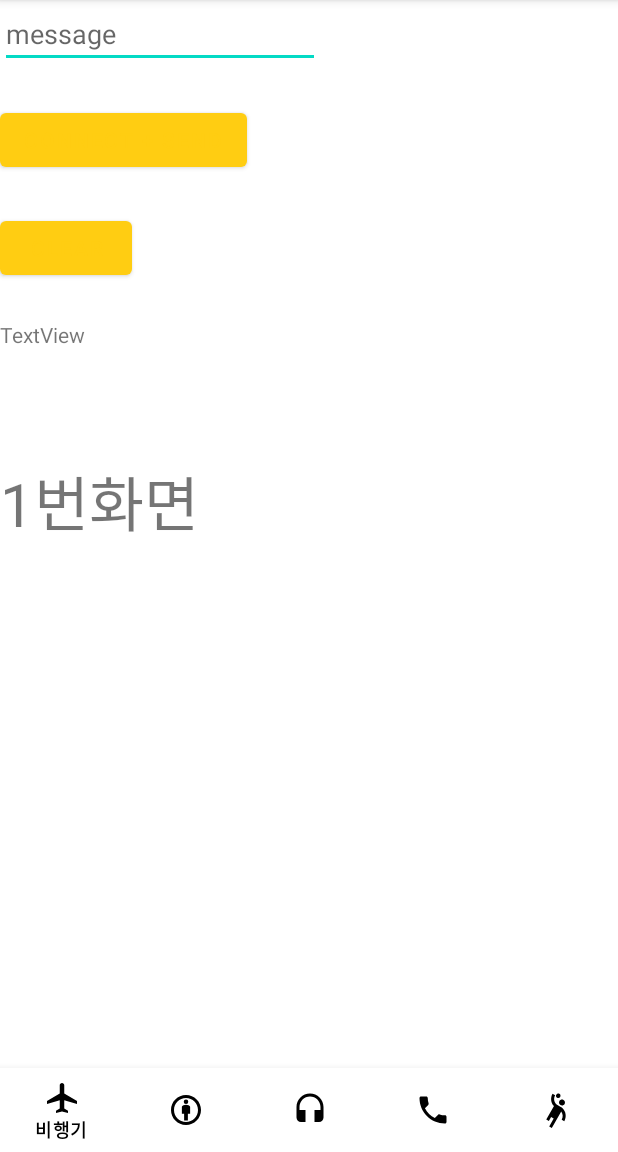
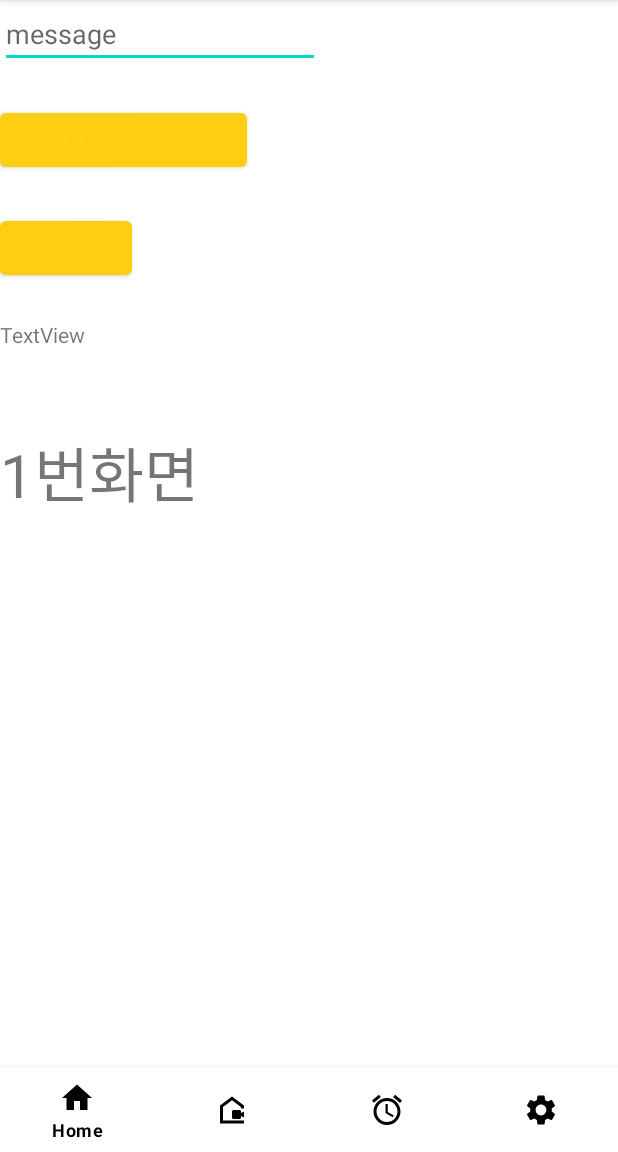
Before and after one commit to donghs1541/Smart-Mobile-for-Infants-Using-Deep-Learning, an Android app: the screen it shows after launch (MainActivity), on a phone screen of 412 x 824 dp, the part 84-1236 px from its top. Run offline under Robolectric (Android 15) with nearby library versions, the phone set to English and light mode, and no system bars.

Commit message:
하단 메뉴바 수정
Home, CCTV, Alram, Setting
총 4개로 구성

```diff
--- a/android/capstoneproject/app/src/main/java/com/example/capstoneproject/Frag5.java
+++ /dev/null
@@ -1,27 +0,0 @@
-package com.example.capstoneproject;
-
-import android.os.Bundle;
-import android.view.LayoutInflater;
-import android.view.View;
-import android.view.ViewGroup;
-
-import androidx.annotation.NonNull;
-import androidx.annotation.Nullable;
-import androidx.fragment.app.Fragment;
-
-public class Frag5 extends Fragment {
-
-    private View view;
-
-    @Nullable
-    @Override
-    public View onCreateView(@NonNull LayoutInflater inflater, @Nullable ViewGroup container, @Nullable Bundle savedInstanceState) {
-
-    view = inflater.inflate(R.layout.frag5,container,false);
-
-
-
-    return view;
-
-    }
-}
--- a/android/capstoneproject/app/src/main/java/com/example/capstoneproject/MainActivity.java
+++ b/android/capstoneproject/app/src/main/java/com/example/capstoneproject/MainActivity.java
@@ -51,7 +51,6 @@ public class MainActivity extends AppCompatActivity {
     private Frag2 frag2;
     private Frag3 frag3;
     private Frag4 frag4;
-    private Frag5 frag5;
 
 
     String IpAddress = "113.198.234.39";
@@ -94,9 +93,7 @@ public class MainActivity extends AppCompatActivity {
                     case R.id.action_call:
                         setFrag(3);
                         break;
-                    case R.id.action_sports:
-                        setFrag(4);
-                        break;
+
                 }
 
             }
@@ -106,7 +103,6 @@ public class MainActivity extends AppCompatActivity {
         frag2 = new Frag2();
         frag3 = new Frag3();
         frag4 = new Frag4();
-        frag5 = new Frag5();
 
         setFrag(0); //첫 프래그먼트 화면 지정
 
@@ -211,10 +207,6 @@ public class MainActivity extends AppCompatActivity {
                 ft.commit();
                 break;
 
-            case 4:
-                ft.replace(R.id.main_frame,frag5);
-                ft.commit();
-                break;
         }
 
 
--- /dev/null
+++ b/android/capstoneproject/app/src/main/res/drawable/alram_icon.xml
@@ -0,0 +1,10 @@
+<vector xmlns:android="http://schemas.android.com/apk/res/android"
+    android:width="24dp"
+    android:height="24dp"
+    android:viewportWidth="24"
+    android:viewportHeight="24"
+    android:tint="?attr/colorControlNormal">
+  <path
+      android:fillColor="@android:color/white"
+      android:pathData="M22,5.72l-4.6,-3.86 -1.29,1.53 4.6,3.86L22,5.72zM7.88,3.39L6.6,1.86 2,5.71l1.29,1.53 4.59,-3.85zM12.5,8L11,8v6l4.75,2.85 0.75,-1.23 -4,-2.37L12.5,8zM12,4c-4.97,0 -9,4.03 -9,9s4.02,9 9,9c4.97,0 9,-4.03 9,-9s-4.03,-9 -9,-9zM12,20c-3.87,0 -7,-3.13 -7,-7s3.13,-7 7,-7 7,3.13 7,7 -3.13,7 -7,7z"/>
+</vector>
--- a/android/capstoneproject/app/src/main/res/drawable/ic_baseline_headset_24.xml
+++ b/android/capstoneproject/app/src/main/res/drawable/cctv_icon.xml
@@ -6,5 +6,5 @@
     android:tint="?attr/colorControlNormal">
   <path
       android:fillColor="@android:color/white"
-      android:pathData="M12,1c-4.97,0 -9,4.03 -9,9v7c0,1.66 1.34,3 3,3h3v-8H5v-2c0,-3.87 3.13,-7 7,-7s7,3.13 7,7v2h-4v8h3c1.66,0 3,-1.34 3,-3v-7c0,-4.97 -4.03,-9 -9,-9z"/>
+      android:pathData="M18,13c0,-0.55 -0.45,-1 -1,-1h-4c-0.55,0 -1,0.45 -1,1v4c0,0.55 0.45,1 1,1h4c0.55,0 1,-0.45 1,-1v-1l2,1.06v-4.12L18,14V13zM12,3L4,9v12h16v-2H6v-9l6,-4.5l6,4.5v1h2V9L12,3z"/>
 </vector>
--- a/android/capstoneproject/app/src/main/res/drawable/ic_baseline_airplanemode_active_24.xml
+++ b/android/capstoneproject/app/src/main/res/drawable/home_icon.xml
@@ -6,5 +6,5 @@
     android:tint="?attr/colorControlNormal">
   <path
       android:fillColor="@android:color/white"
-      android:pathData="M22,16v-2l-8.5,-5V3.5C13.5,2.67 12.83,2 12,2s-1.5,0.67 -1.5,1.5V9L2,14v2l8.5,-2.5V19L8,20.5L8,22l4,-1l4,1l0,-1.5L13.5,19v-5.5L22,16z"/>
+      android:pathData="M10,20v-6h4v6h5v-8h3L12,3 2,12h3v8z"/>
 </vector>
--- a/android/capstoneproject/app/src/main/res/drawable/ic_baseline_attribution_24.xml
+++ /dev/null
@@ -1,16 +0,0 @@
-<vector xmlns:android="http://schemas.android.com/apk/res/android"
-    android:width="24dp"
-    android:height="24dp"
-    android:viewportWidth="24"
-    android:viewportHeight="24"
-    android:tint="?attr/colorControlNormal">
-  <path
-      android:fillColor="@android:color/white"
-      android:pathData="M12,8.5c-0.91,0 -2.75,0.46 -2.75,1.38v4.62h1.5V19h2.5v-4.5h1.5V9.88C14.75,8.97 12.91,8.5 12,8.5z"/>
-  <path
-      android:fillColor="@android:color/white"
-      android:pathData="M12,2C6.47,2 2,6.47 2,12s4.47,10 10,10s10,-4.48 10,-10S17.52,2 12,2zM12,20c-4.42,0 -8,-3.58 -8,-8s3.58,-8 8,-8s8,3.58 8,8S16.42,20 12,20z"/>
-  <path
-      android:fillColor="@android:color/white"
-      android:pathData="M12,6.5m-1.5,0a1.5,1.5 0,1 1,3 0a1.5,1.5 0,1 1,-3 0"/>
-</vector>
--- a/android/capstoneproject/app/src/main/res/drawable/ic_baseline_local_phone_24.xml
+++ /dev/null
@@ -1,10 +0,0 @@
-<vector xmlns:android="http://schemas.android.com/apk/res/android"
-    android:width="24dp"
-    android:height="24dp"
-    android:viewportWidth="24"
-    android:viewportHeight="24"
-    android:tint="?attr/colorControlNormal">
-  <path
-      android:fillColor="@android:color/white"
-      android:pathData="M6.62,10.79c1.44,2.83 3.76,5.14 6.59,6.59l2.2,-2.2c0.27,-0.27 0.67,-0.36 1.02,-0.24 1.12,0.37 2.33,0.57 3.57,0.57 0.55,0 1,0.45 1,1V20c0,0.55 -0.45,1 -1,1 -9.39,0 -17,-7.61 -17,-17 0,-0.55 0.45,-1 1,-1h3.5c0.55,0 1,0.45 1,1 0,1.25 0.2,2.45 0.57,3.57 0.11,0.35 0.03,0.74 -0.25,1.02l-2.2,2.2z"/>
-</vector>
--- a/android/capstoneproject/app/src/main/res/drawable/ic_baseline_sports_handball_24.xml
+++ /dev/null
@@ -1,16 +0,0 @@
-<vector xmlns:android="http://schemas.android.com/apk/res/android"
-    android:width="24dp"
-    android:height="24dp"
-    android:viewportWidth="24"
-    android:viewportHeight="24"
-    android:tint="?attr/colorControlNormal">
-  <path
-      android:fillColor="@android:color/white"
-      android:pathData="M14.27,6C13.72,6.95 14.05,8.18 15,8.73c0.95,0.55 2.18,0.22 2.73,-0.73c0.55,-0.95 0.22,-2.18 -0.73,-2.73C16.05,4.72 14.82,5.05 14.27,6z"/>
-  <path
-      android:fillColor="@android:color/white"
-      android:pathData="M15.84,10.41c0,0 -1.63,-0.94 -2.6,-1.5c-2.38,-1.38 -3.2,-4.44 -1.82,-6.82l-1.73,-1C8.1,3.83 8.6,7.21 10.66,9.4l-5.15,8.92l1.73,1l1.5,-2.6l1.73,1l-3,5.2l1.73,1l6.29,-10.89c1.14,1.55 1.33,3.69 0.31,5.46l1.73,1C19.13,16.74 18.81,12.91 15.84,10.41z"/>
-  <path
-      android:fillColor="@android:color/white"
-      android:pathData="M12.75,3.8c0.72,0.41 1.63,0.17 2.05,-0.55c0.41,-0.72 0.17,-1.63 -0.55,-2.05c-0.72,-0.41 -1.63,-0.17 -2.05,0.55C11.79,2.47 12.03,3.39 12.75,3.8z"/>
-</vector>
--- /dev/null
+++ b/android/capstoneproject/app/src/main/res/drawable/setting_icon.xml
@@ -0,0 +1,10 @@
+<vector xmlns:android="http://schemas.android.com/apk/res/android"
+    android:width="24dp"
+    android:height="24dp"
+    android:viewportWidth="24"
+    android:viewportHeight="24"
+    android:tint="?attr/colorControlNormal">
+  <path
+      android:fillColor="@android:color/white"
+      android:pathData="M19.14,12.94c0.04,-0.3 0.06,-0.61 0.06,-0.94c0,-0.32 -0.02,-0.64 -0.07,-0.94l2.03,-1.58c0.18,-0.14 0.23,-0.41 0.12,-0.61l-1.92,-3.32c-0.12,-0.22 -0.37,-0.29 -0.59,-0.22l-2.39,0.96c-0.5,-0.38 -1.03,-0.7 -1.62,-0.94L14.4,2.81c-0.04,-0.24 -0.24,-0.41 -0.48,-0.41h-3.84c-0.24,0 -0.43,0.17 -0.47,0.41L9.25,5.35C8.66,5.59 8.12,5.92 7.63,6.29L5.24,5.33c-0.22,-0.08 -0.47,0 -0.59,0.22L2.74,8.87C2.62,9.08 2.66,9.34 2.86,9.48l2.03,1.58C4.84,11.36 4.8,11.69 4.8,12s0.02,0.64 0.07,0.94l-2.03,1.58c-0.18,0.14 -0.23,0.41 -0.12,0.61l1.92,3.32c0.12,0.22 0.37,0.29 0.59,0.22l2.39,-0.96c0.5,0.38 1.03,0.7 1.62,0.94l0.36,2.54c0.05,0.24 0.24,0.41 0.48,0.41h3.84c0.24,0 0.44,-0.17 0.47,-0.41l0.36,-2.54c0.59,-0.24 1.13,-0.56 1.62,-0.94l2.39,0.96c0.22,0.08 0.47,0 0.59,-0.22l1.92,-3.32c0.12,-0.22 0.07,-0.47 -0.12,-0.61L19.14,12.94zM12,15.6c-1.98,0 -3.6,-1.62 -3.6,-3.6s1.62,-3.6 3.6,-3.6s3.6,1.62 3.6,3.6S13.98,15.6 12,15.6z"/>
+</vector>
--- a/android/capstoneproject/app/src/main/res/layout/activity_main.xml
+++ b/android/capstoneproject/app/src/main/res/layout/activity_main.xml
@@ -54,14 +54,14 @@
 
     <FrameLayout
         android:id="@+id/main_frame"
-        android:layout_width="411dp"
-        android:layout_height="118dp"
+        android:layout_width="408dp"
+        android:layout_height="409dp"
         app:layout_constraintBottom_toTopOf="@+id/bottomNani"
         app:layout_constraintEnd_toEndOf="parent"
         app:layout_constraintHorizontal_bias="0.0"
         app:layout_constraintStart_toStartOf="parent"
         app:layout_constraintTop_toTopOf="parent"
-        app:layout_constraintVertical_bias="0.513">
+        app:layout_constraintVertical_bias="0.942">
 
     </FrameLayout>
 </androidx.constraintlayout.widget.ConstraintLayout>
--- a/android/capstoneproject/app/src/main/res/menu/bottom_menu.xml
+++ b/android/capstoneproject/app/src/main/res/menu/bottom_menu.xml
@@ -3,30 +3,25 @@
 <item
     android:id="@+id/action_airplane"
     android:enabled="true"
-    android:icon="@drawable/ic_baseline_airplanemode_active_24"
-    android:title="비행기"></item>
+    android:icon="@drawable/home_icon"
+    android:title="Home"></item>
 
     <item
         android:id="@+id/action_activity"
         android:enabled="true"
-        android:icon="@drawable/ic_baseline_attribution_24"
-        android:title="운동"></item>
+        android:icon="@drawable/cctv_icon"
+        android:title="CCTV"></item>
 
     <item
         android:id="@+id/action_music"
         android:enabled="true"
-        android:icon="@drawable/ic_baseline_headset_24"
-        android:title="음악"></item>
+        android:icon="@drawable/alram_icon"
+        android:title="알람현황"></item>
 
     <item
         android:id="@+id/action_call"
         android:enabled="true"
-        android:icon="@drawable/ic_baseline_local_phone_24"
-        android:title="전화"></item>
+        android:icon="@drawable/setting_icon"
+        android:title="설정"></item>
 
-    <item
-        android:id="@+id/action_sports"
-        android:enabled="true"
-        android:icon="@drawable/ic_baseline_sports_handball_24"
-        android:title="핸드볼"></item>
 </menu>
```
